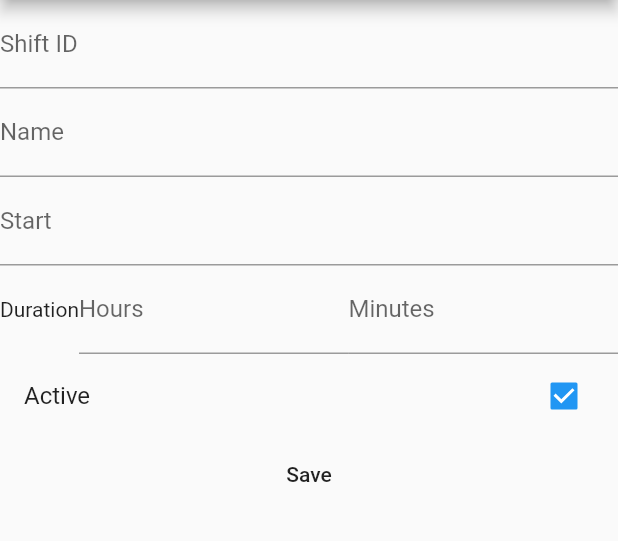
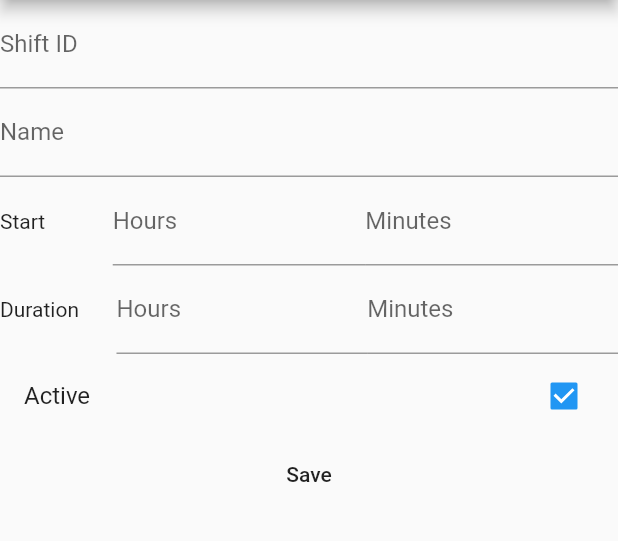
Before and after one commit to majudhu/Haaziree-Vareeju, a Flutter app: the ShiftEditPage screen opened directly, after a tap on "Save", on a phone screen of 412 x 824 dp, the part 84-625 px from its top. Run offline on Flutter 3.47's test engine with Material 2 defaults, Android fonts, the phone set to English and light mode, and no system bars.

Commit message:
load and save shift

```diff
--- a/lib/shift/shift_edit_page.dart
+++ b/lib/shift/shift_edit_page.dart
@@ -1,3 +1,4 @@
+import 'package:flutter/cupertino.dart';
 import 'package:flutter/material.dart';
 import 'package:haazireevareeju/shift/shift_type.dart';
 import 'package:provider/provider.dart';
@@ -13,37 +14,35 @@ class ShiftEditPage extends StatefulWidget {
   _ShiftEditPageState createState() => _ShiftEditPageState();
 }
 
-
 class _ShiftEditPageState extends State<ShiftEditPage> {
-
   final shiftId = TextEditingController();
   final name = TextEditingController();
   final start = TextEditingController();
   final duration = TextEditingController();
   final active = TextEditingController();
-  final hours = TextEditingController();
-  final miniutes = TextEditingController();
+  final durationHours = TextEditingController();
+  final durationMiniutes = TextEditingController();
+  final startHours = TextEditingController();
+  final startMiniutes = TextEditingController();
   bool _active = true;
 
-
   @override
-  void initState(){
+  void initState() {
     super.initState();
-    if(widget.shift != null)
+    if (widget.shift != null)
       setState(() {
         shiftId.text = widget.shift.shiftId.toString();
         name.text = widget.shift.name;
-        start.text = widget.shift.start.toString();
-        duration.text = widget.shift.duration.toString();
+        startHours.text = widget.shift.start.inHours.toString();
+        startMiniutes.text = widget.shift.start.inMinutes.toString();
+        durationHours.text = widget.shift.duration.inHours.toString();
+        durationMiniutes.text = widget.shift.duration.inMinutes.toString();
         active.text = widget.shift.active.toString();
       });
   }
 
-
   @override
   Widget build(BuildContext context) {
-
-
     return Scaffold(
       appBar: AppBar(
         title: Text('Edit Shift Type'),
@@ -58,24 +57,44 @@ class _ShiftEditPageState extends State<ShiftEditPage> {
             controller: name,
             decoration: InputDecoration(labelText: 'Name'),
           ),
-          TextField(
-            controller: start,
-            decoration: InputDecoration(labelText: 'Start'),
-          ),
           Row(
             children: <Widget>[
-              Text("Duration"),
-
+              Text("Start"),
+              SizedBox(
+                width: 45,
+              ),
               Expanded(
                 child: TextField(
-                  controller: hours,
+                  controller: startHours,
                   decoration: InputDecoration(labelText: 'Hours'),
                   keyboardType: TextInputType.number,
                 ),
               ),
               Expanded(
                 child: TextField(
-                  controller: miniutes,
+                  controller: startMiniutes,
+                  decoration: InputDecoration(labelText: 'Minutes'),
+                  keyboardType: TextInputType.number,
+                ),
+              ),
+            ],
+          ),
+          Row(
+            children: <Widget>[
+              Text("Duration"),
+              SizedBox(
+                width: 25,
+              ),
+              Expanded(
+                child: TextField(
+                  controller: durationHours,
+                  decoration: InputDecoration(labelText: 'Hours'),
+                  keyboardType: TextInputType.number,
+                ),
+              ),
+              Expanded(
+                child: TextField(
+                  controller: durationMiniutes,
                   decoration: InputDecoration(labelText: 'Minutes'),
                   keyboardType: TextInputType.number,
                 ),
@@ -85,7 +104,7 @@ class _ShiftEditPageState extends State<ShiftEditPage> {
           CheckboxListTile(
             title: Text("Active"),
             value: _active,
-            onChanged: (bool resp){
+            onChanged: (bool resp) {
               setState(() {
                 _active = !resp;
               });
@@ -99,20 +118,32 @@ class _ShiftEditPageState extends State<ShiftEditPage> {
             onPressed: () {
               if (widget.shift != null) {
                 widget.shift.shiftId = int.tryParse(shiftId.text);
-                widget.shift.start = DateTime.tryParse(start.text);
+                widget.shift.start = Duration(
+                  hours: int.tryParse(startHours.text),
+                  minutes: int.tryParse(startMiniutes.text),
+                );
                 widget.shift.name = name.text;
-                widget.shift.duration = Duration(hours: int.tryParse(duration.text));
+                widget.shift.duration = Duration(
+                  hours: int.tryParse(durationHours.text),
+                  minutes: int.tryParse(durationMiniutes.text),
+                );
                 widget.shift.active = _active;
               } else {
                 Provider.of<ShiftTypeProvider>(context, listen: false)
                     .shifts
                     .add(
-                       ShiftType(
+                      ShiftType(
                         shiftId: int.tryParse(shiftId.text),
-                        start: DateTime.tryParse(start.text),
+                        start: Duration(
+                          hours: int.tryParse(startHours.text),
+                          minutes: int.tryParse(startMiniutes.text),
+                        ),
                         name: name.text,
                         active: _active,
-                        duration: Duration(hours: int.tryParse(duration.text)),
+                        duration: Duration(
+                          hours: int.tryParse(durationHours.text),
+                          minutes: int.tryParse(durationMiniutes.text),
+                        ),
                       ),
                     );
               }
@@ -126,5 +157,4 @@ class _ShiftEditPageState extends State<ShiftEditPage> {
       ),
     );
   }
-
 }
--- a/lib/shift/shift_type.dart
+++ b/lib/shift/shift_type.dart
@@ -1,7 +1,7 @@
 class ShiftType {
   int shiftId;
   String name;
-  DateTime start;
+  Duration start;
   Duration duration;
   bool active;
 
```
